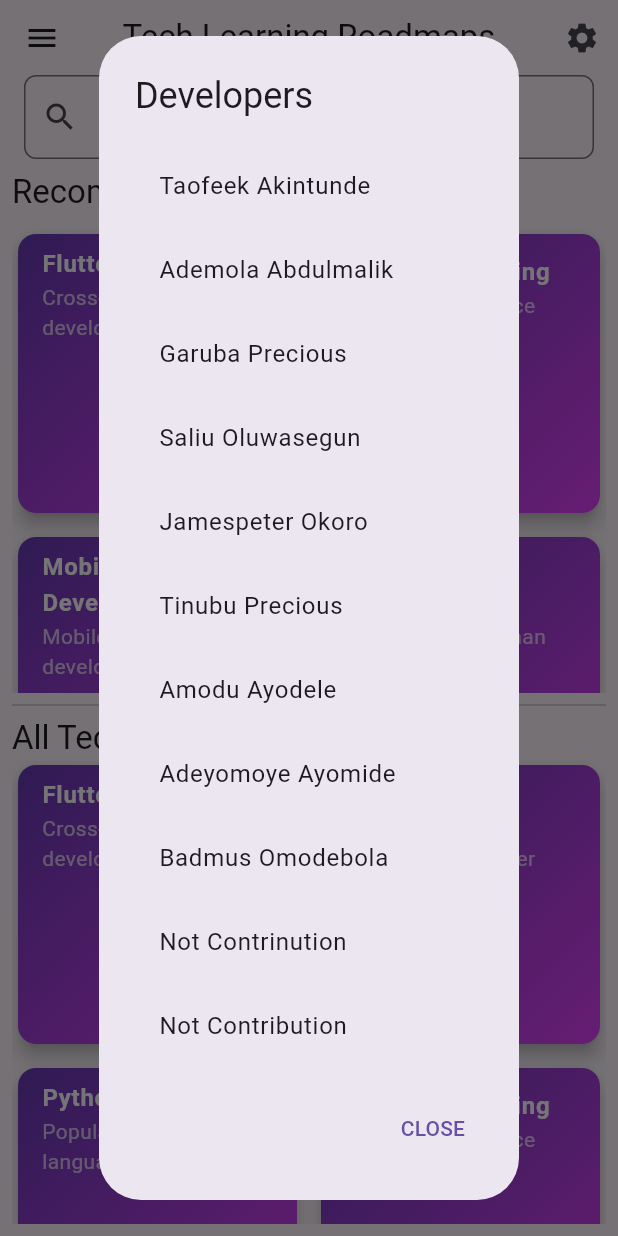
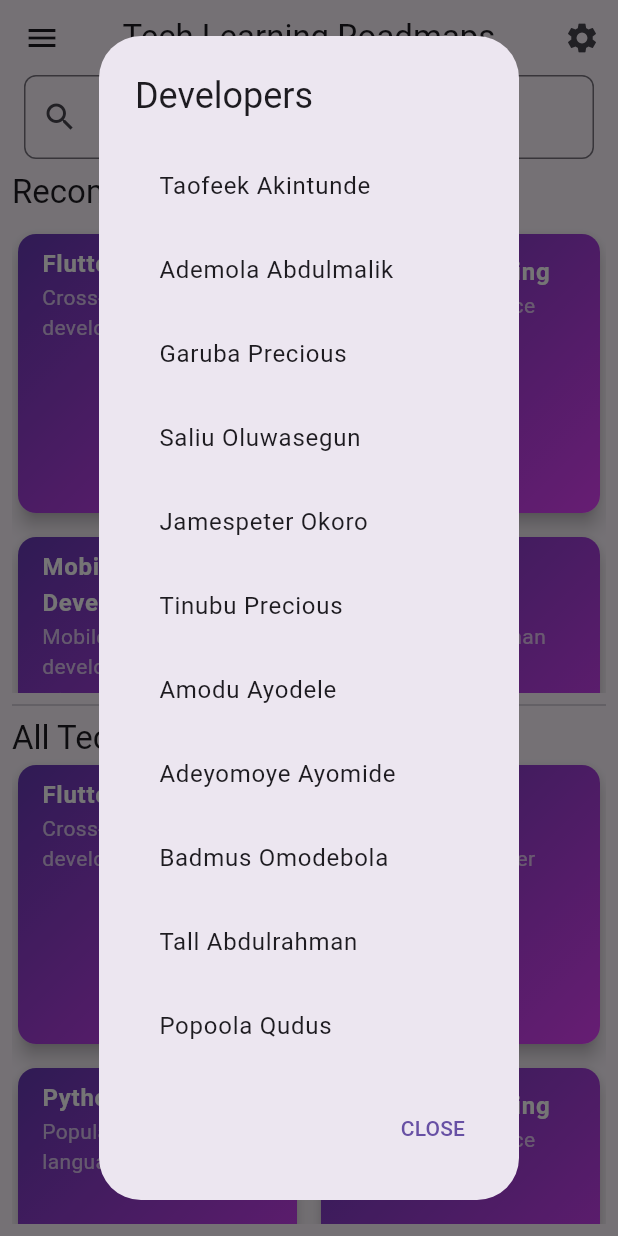
Before and after one commit to taotechs/project_ilearn, a Flutter app: the HomeScreen screen opened by its route, in the side drawer, after a tap on "Developers", on a phone screen of 412 x 824 dp. Run offline on Flutter 3.47's test engine with Material 3 defaults, Android fonts, the phone set to English and light mode, and no system bars; our stand-ins replace shared_preferences; accounts and stored records are empty.

Commit message:
ADDED MORE DEVELOPERS

```diff
--- a/ilearn/lib/screens/home_screen.dart
+++ b/ilearn/lib/screens/home_screen.dart
@@ -121,9 +121,11 @@ class _HomeScreenState extends State<HomeScreen> {
                 ListTile(title: Text('Amodu Ayodele')),
                 ListTile(title: Text('Adeyomoye Ayomide')),
                 ListTile(title: Text('Badmus Omodebola')),
-                ListTile(title: Text('Not Contrinution')),
-                ListTile(title: Text('Not Contribution')),
-                // Add more developers as needed
+                ListTile(title: Text('Tall Abdulrahman')),
+                ListTile(title: Text('Popoola Qudus')),
+                ListTile(title: Text('Hamzat Ramadan')),
+                ListTile(title: Text('Olopade Fawaz')),
+                ListTile(title: Text('Olayode Ademola')),
               ],
             ),
           ),
```
